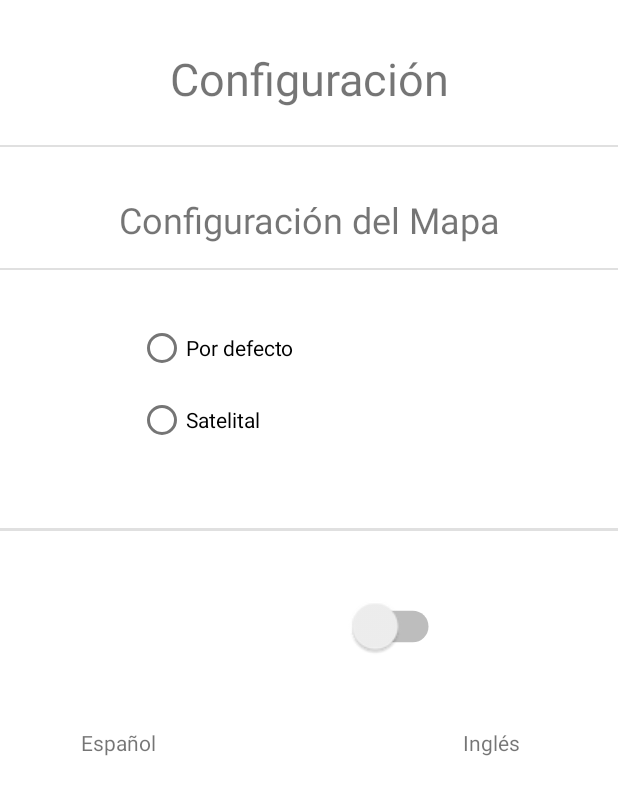
After one commit to LeoToloza1/Explorador-de-Lugares-Tur-sticos, an Android app: the layout fragment_config.xml on its own in the app's theme, with its tools: preview values and no code run, on a phone screen of 412 x 824 dp. The commit adds this screen. Shown: the top 795 px of the screen. Run offline under Robolectric (Android 15) with nearby library versions, the phone set to English and light mode, and no system bars.

Commit message:
tp listo

```diff
--- a/app/src/main/AndroidManifest.xml
+++ b/app/src/main/AndroidManifest.xml
@@ -17,9 +17,6 @@
         android:supportsRtl="true"
         android:theme="@style/Theme.ExploradorDeLugaresTuristicos"
         tools:targetApi="31">
-        <activity
-            android:name=".ui.Configuracion.SettingsActivity"
-            android:exported="false" />
         <!--
              TODO: Before you run your application, you need a Google Maps API key.
 
--- a/app/src/main/java/com/leotoloza/exploradordelugaresturisticos/ui/Lugares_Turisticos/DetalleViewModel.java
+++ b/app/src/main/java/com/leotoloza/exploradordelugaresturisticos/ui/Lugares_Turisticos/DetalleViewModel.java
@@ -24,7 +24,6 @@ public class DetalleViewModel extends AndroidViewModel {
     public void recuperarLugar(Intent intent){
         LugarTuristico lugar=(LugarTuristico) intent.getSerializableExtra("lugares");
         if (lugar!=null){
-
             lugarLiveData.setValue(lugar);
         }
         }
--- a/app/src/main/res/layout/activity_detalle.xml
+++ b/app/src/main/res/layout/activity_detalle.xml
@@ -36,7 +36,7 @@
         android:id="@+id/btnAtras"
         android:layout_width="wrap_content"
         android:layout_height="wrap_content"
-        android:text="Atrás"
+        android:text="@string/Atrás"
         app:layout_constraintBottom_toBottomOf="parent"
         app:layout_constraintEnd_toEndOf="parent"
         app:layout_constraintHorizontal_bias="0.498"
@@ -49,7 +49,7 @@
         android:layout_width="0dp"
         android:layout_height="wrap_content"
         android:layout_marginTop="44dp"
-        android:text="Horario: 00:00 - 00:00"
+        android:text="@string/horario"
         app:layout_constraintEnd_toEndOf="parent"
         app:layout_constraintHorizontal_bias="0.0"
         app:layout_constraintStart_toStartOf="parent"
@@ -60,7 +60,7 @@
         android:layout_width="165dp"
         android:layout_height="35dp"
         android:layout_marginTop="32dp"
-        android:text="Precio: $0.00"
+        android:text="@string/Precio"
         app:layout_constraintEnd_toEndOf="parent"
         app:layout_constraintHorizontal_bias="0.654"
         app:layout_constraintStart_toStartOf="parent"
--- /dev/null
+++ b/app/src/main/res/layout/fragment_config.xml
@@ -0,0 +1,121 @@
+<?xml version="1.0" encoding="utf-8"?>
+<androidx.constraintlayout.widget.ConstraintLayout xmlns:android="http://schemas.android.com/apk/res/android"
+    xmlns:app="http://schemas.android.com/apk/res-auto"
+    xmlns:tools="http://schemas.android.com/tools"
+    android:layout_width="match_parent"
+    android:layout_height="match_parent"
+    tools:context=".ui.Configuracion.ConfigFragment">
+
+    <TextView
+        android:id="@+id/TituloConfig"
+        android:layout_width="wrap_content"
+        android:layout_height="wrap_content"
+        android:layout_marginTop="32dp"
+        android:layout_marginBottom="16dp"
+        android:text="@string/configuracion"
+        android:textAlignment="center"
+        android:textSize="30sp"
+        app:layout_constraintEnd_toEndOf="parent"
+        app:layout_constraintStart_toStartOf="parent"
+        app:layout_constraintTop_toTopOf="parent" />
+
+    <View
+        android:id="@+id/divider"
+        android:layout_width="0dp"
+        android:layout_height="1dp"
+        android:layout_marginTop="24dp"
+        android:background="?android:attr/listDivider"
+        app:layout_constraintEnd_toEndOf="parent"
+        app:layout_constraintHorizontal_bias="0.0"
+        app:layout_constraintStart_toStartOf="parent"
+        app:layout_constraintTop_toBottomOf="@+id/TituloConfig" />
+
+    <TextView
+        android:id="@+id/MapaConfig"
+        android:layout_width="wrap_content"
+        android:layout_height="wrap_content"
+        android:layout_marginTop="32dp"
+        android:text="@string/configuracion_mapa"
+        android:textAlignment="center"
+        android:textSize="24sp"
+        app:layout_constraintEnd_toEndOf="parent"
+        app:layout_constraintStart_toStartOf="parent"
+        app:layout_constraintTop_toBottomOf="@+id/divider" />
+
+    <View
+        android:id="@+id/divider3"
+        android:layout_width="0dp"
+        android:layout_height="1dp"
+        android:layout_marginTop="16dp"
+        android:layout_marginBottom="16dp"
+        android:background="?android:attr/listDivider"
+        app:layout_constraintEnd_toEndOf="parent"
+        app:layout_constraintStart_toStartOf="parent"
+        app:layout_constraintTop_toBottomOf="@+id/MapaConfig" />
+
+    <RadioGroup
+        android:id="@+id/radioGroup"
+        android:layout_width="215dp"
+        android:layout_height="102dp"
+        android:layout_marginTop="28dp"
+        app:layout_constraintEnd_toEndOf="parent"
+        app:layout_constraintHorizontal_bias="0.467"
+        app:layout_constraintStart_toStartOf="parent"
+        app:layout_constraintTop_toBottomOf="@id/divider3">
+
+        <RadioButton
+            android:id="@+id/radioMapaDefecto"
+            android:layout_width="match_parent"
+            android:layout_height="wrap_content"
+            android:text="@string/por_defecto" />
+
+        <RadioButton
+            android:id="@+id/radioMapaSatelital"
+            android:layout_width="match_parent"
+            android:layout_height="wrap_content"
+            android:text="@string/satelital" />
+
+    </RadioGroup>
+
+    <Switch
+        android:id="@+id/switchIdioma"
+        android:layout_width="140dp"
+        android:layout_height="55dp"
+        android:layout_marginTop="80dp"
+        android:scaleX="1.5"
+        android:scaleY="1.5"
+        app:layout_constraintEnd_toEndOf="parent"
+        app:layout_constraintHorizontal_bias="0.465"
+        app:layout_constraintStart_toStartOf="parent"
+        app:layout_constraintTop_toBottomOf="@+id/radioGroup" />
+
+    <TextView
+        android:id="@+id/LabelIdioma1"
+        android:layout_width="158dp"
+        android:layout_height="41dp"
+        android:layout_marginTop="40dp"
+        android:text="@string/español"
+        android:textAlignment="center"
+        app:layout_constraintStart_toStartOf="parent"
+        app:layout_constraintTop_toBottomOf="@+id/switchIdioma" />
+
+    <TextView
+        android:id="@+id/LabelIdioma2"
+        android:layout_width="169dp"
+        android:layout_height="40dp"
+        android:layout_marginTop="40dp"
+        android:text="@string/ingles"
+        android:textAlignment="center"
+        app:layout_constraintEnd_toEndOf="parent"
+        app:layout_constraintTop_toBottomOf="@+id/switchIdioma" />
+
+    <View
+        android:id="@+id/divider2"
+        android:layout_width="420dp"
+        android:layout_height="2dp"
+        android:background="?android:attr/listDivider"
+        app:layout_constraintBottom_toTopOf="@+id/switchIdioma"
+        app:layout_constraintStart_toStartOf="parent"
+        app:layout_constraintTop_toBottomOf="@+id/radioGroup"
+        app:layout_constraintVertical_bias="0.538" />
+</androidx.constraintlayout.widget.ConstraintLayout>
--- a/app/src/main/res/layout/fragment_salir.xml
+++ b/app/src/main/res/layout/fragment_salir.xml
@@ -10,7 +10,7 @@
         android:id="@+id/btnSalir"
         android:layout_width="0dp"
         android:layout_height="wrap_content"
-        android:text="Salir"
+        android:text="@string/salir"
         app:layout_constraintStart_toStartOf="parent"
         app:layout_constraintEnd_toEndOf="parent"
         app:layout_constraintTop_toTopOf="parent"
--- a/app/src/main/res/layout/item.xml
+++ b/app/src/main/res/layout/item.xml
@@ -49,7 +49,7 @@
             android:layout_height="wrap_content"
             android:layout_marginTop="4dp"
             android:layout_marginBottom="8dp"
-            android:text="Ver Detalles"
+            android:text="@string/ver_detalles"
             app:layout_constraintBottom_toBottomOf="parent"
             app:layout_constraintEnd_toEndOf="parent"
             app:layout_constraintStart_toStartOf="parent"
--- a/app/src/main/res/layout/nav_header_main.xml
+++ b/app/src/main/res/layout/nav_header_main.xml
@@ -24,12 +24,12 @@
         android:layout_width="match_parent"
         android:layout_height="wrap_content"
         android:paddingTop="@dimen/nav_header_vertical_spacing"
-        android:text="Leonel Toloza"
+        android:text="@string/leonel_toloza"
         android:textAppearance="@style/TextAppearance.AppCompat.Body1" />
 
     <TextView
         android:id="@+id/textView"
         android:layout_width="wrap_content"
         android:layout_height="wrap_content"
-        android:text="leotoloza6@gmail.com" />
+        android:text="@string/leotoloza6_gmail_com" />
 </LinearLayout>
```
Also changed, not shown: app/src/main/java/com/leotoloza/exploradordelugaresturisticos/MainActivity.java (+0 -10 lines), app/src/main/java/com/leotoloza/exploradordelugaresturisticos/ui/Configuracion/ConfigFragment.java (added, +116 -0 lines), app/src/main/java/com/leotoloza/exploradordelugaresturisticos/ui/Configuracion/ConfigViewModel.java (added, +42 -0 lines), app/src/main/java/com/leotoloza/exploradordelugaresturisticos/ui/Mapa/MapsFragment.java (+5 -20 lines), app/src/main/java/com/leotoloza/exploradordelugaresturisticos/ui/Mapa/UbicacionViewModel.java (+10 -10 lines), app/src/main/res/menu/activity_main_drawer.xml (+4 -4 lines), app/src/main/res/navigation/mobile_navigation.xml (+7 -7 lines), app/src/main/res/values/strings.xml (+27 -11 lines), 1 other file.
